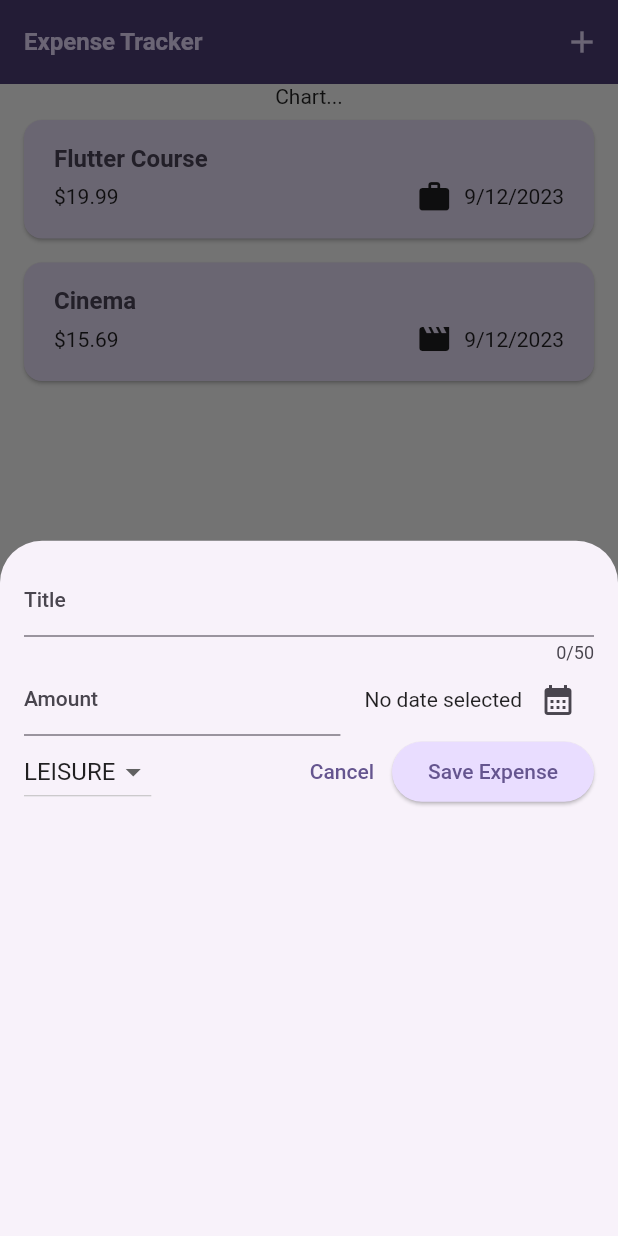
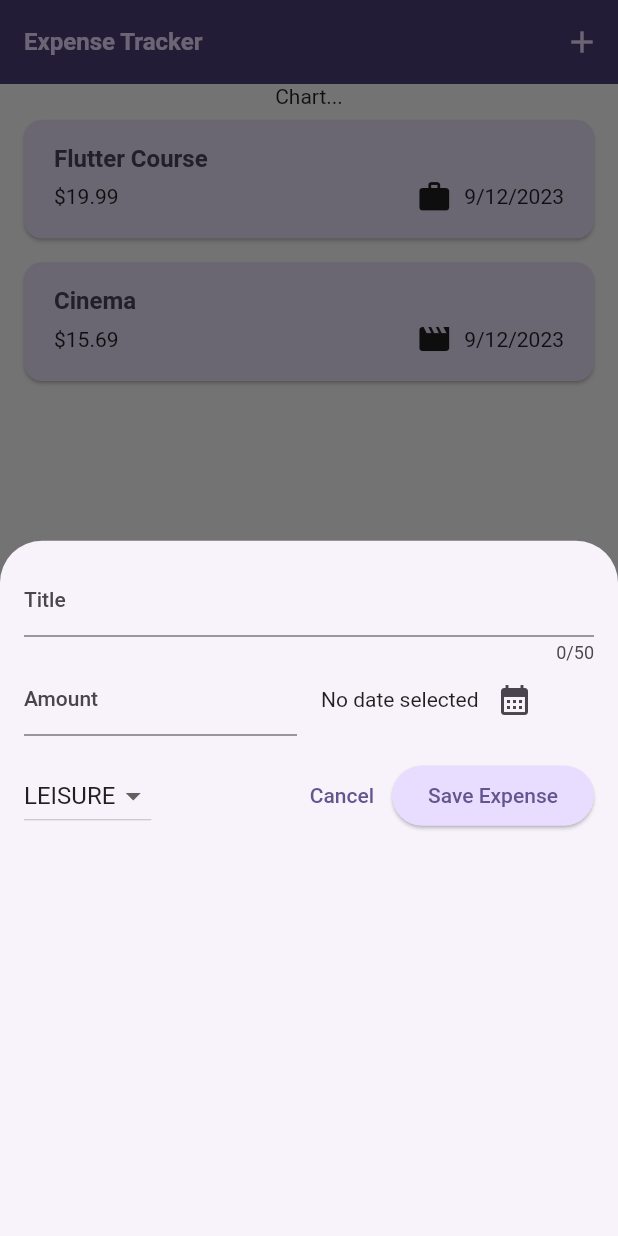
Before and after one commit to seadynamic8/expense_tracker2, a Flutter app: the screen it shows after launch, after a tap on the "add" icon, on a phone screen of 412 x 824 dp. Run offline on Flutter 3.47's test engine with Material 2 defaults, Android fonts, the phone set to English and light mode, and no system bars.

Commit message:
Adjust spacing on new expense form

```diff
--- a/lib/widgets/expenses/new_expense.dart
+++ b/lib/widgets/expenses/new_expense.dart
@@ -95,8 +95,13 @@ class _NewExpenseState extends State<NewExpense> {
               const SizedBox(
                 width: 16,
               ),
-              ExpenseDatePicker(selectDate: _selectDate),
+              Expanded(
+                child: ExpenseDatePicker(selectDate: _selectDate),
+              ),
             ],
+          ),
+          const SizedBox(
+            height: 16,
           ),
           Row(
             children: [
@@ -104,8 +109,6 @@ class _NewExpenseState extends State<NewExpense> {
                   selectedCategory: _selectedCategory,
                   selectCategory: _selectCategory),
               const Spacer(),
-              Row(
-                children: [
               TextButton(
                 onPressed: () {
                   Navigator.pop(context);
@@ -117,8 +120,6 @@ class _NewExpenseState extends State<NewExpense> {
                 child: const Text('Save Expense'),
               ),
             ],
-              ),
-            ],
           )
         ],
       ),
```
Lines whose indentation alone changed are shown as unchanged.
